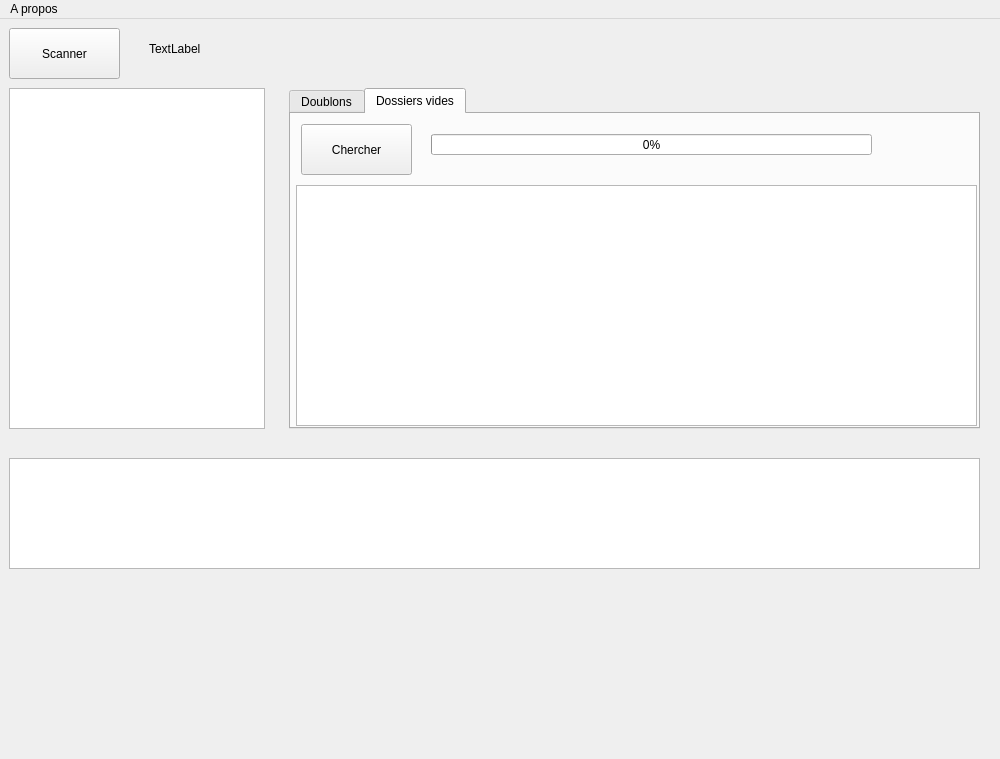
Qt form org/orgview.ui (relefebvre/organizer) before a commit.
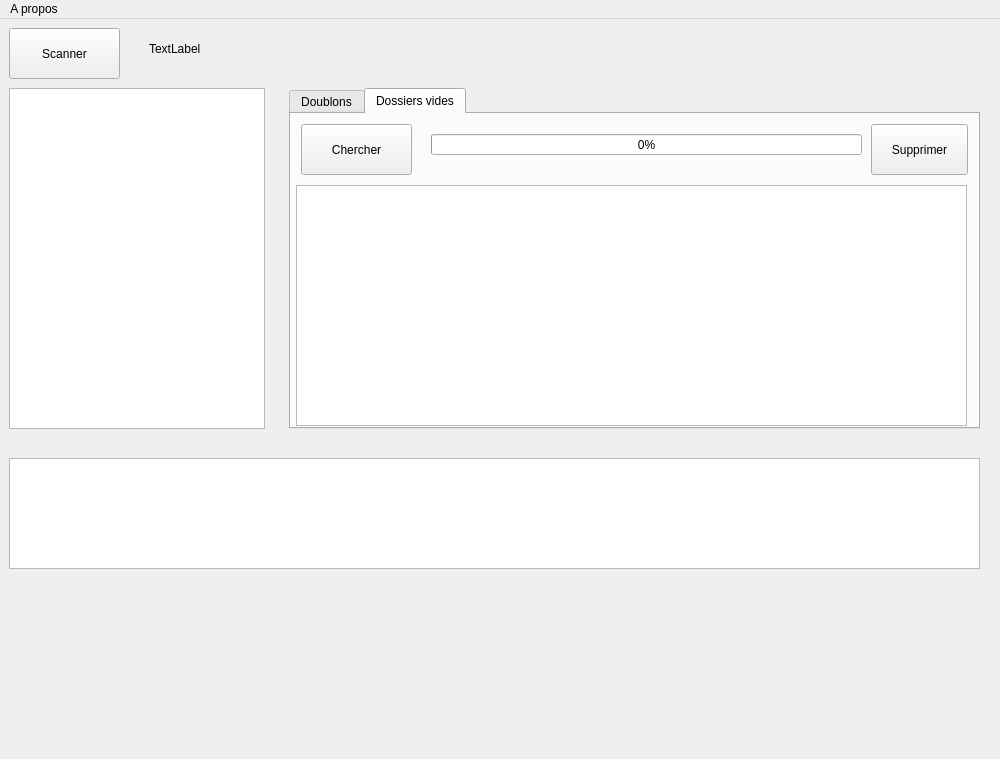
The same form after that commit. The open tabs and pages were chosen to show the change.

Commit message: Suppression des dossiers vides via UI

The edit to the form file:
```diff
--- a/org/orgview.ui
+++ b/org/orgview.ui
@@ -159,7 +159,7 @@
         <rect>
          <x>5</x>
          <y>71</y>
-         <width>681</width>
+         <width>671</width>
          <height>241</height>
         </rect>
        </property>
@@ -169,7 +169,7 @@
         <rect>
          <x>140</x>
          <y>20</y>
-         <width>441</width>
+         <width>431</width>
          <height>21</height>
         </rect>
        </property>
@@ -177,6 +177,19 @@
         <number>0</number>
        </property>
       </widget>
+      <widget class="QPushButton" name="deleteEmpty">
+       <property name="geometry">
+        <rect>
+         <x>580</x>
+         <y>10</y>
+         <width>97</width>
+         <height>51</height>
+        </rect>
+       </property>
+       <property name="text">
+        <string>Supprimer</string>
+       </property>
+      </widget>
      </widget>
     </widget>
     <widget class="QTextBrowser" name="textBrowser">
```
Left out of the diff: 2 changed lines with no effect on the pictures. The commit also changes 5 other files.
